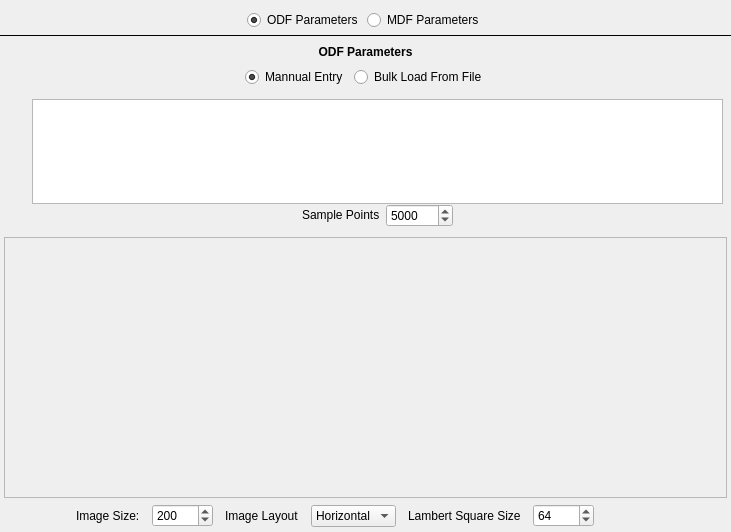
Before: the Qt Designer form Source/Plugins/SyntheticBuilding/Gui/Widgets/UI_Files/StatsGenAxisODFWidget.ui in BlueQuartzSoftware/DREAM3D, drawn with Qt 5.
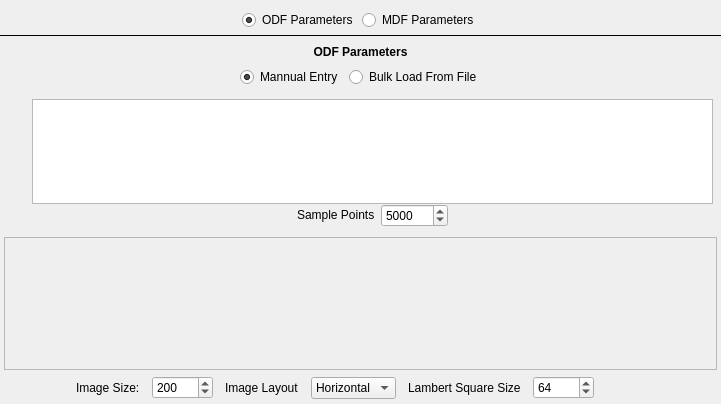
After: the same form once the commit is applied. Icons and pictures are not drawn. Custom widgets are drawn as their Qt base class.

Diff of the .ui file:
```diff
--- a/Source/Plugins/SyntheticBuilding/Gui/Widgets/UI_Files/StatsGenAxisODFWidget.ui
+++ b/Source/Plugins/SyntheticBuilding/Gui/Widgets/UI_Files/StatsGenAxisODFWidget.ui
@@ -6,8 +6,8 @@
    <rect>
     <x>0</x>
     <y>0</y>
-    <width>731</width>
-    <height>532</height>
+    <width>721</width>
+    <height>404</height>
    </rect>
   </property>
   <property name="windowTitle">
@@ -126,8 +126,8 @@
            <rect>
             <x>0</x>
             <y>0</y>
-            <width>721</width>
-            <height>144</height>
+            <width>711</width>
+            <height>104</height>
            </rect>
           </property>
           <property name="sizePolicy">
@@ -871,6 +871,11 @@
   </layout>
  </widget>
  <customwidgets>
+  <customwidget>
+   <class>SVIconPushButton</class>
+   <extends>QPushButton</extends>
+   <header location="global">SVControlWidgets.h</header>
+  </customwidget>
   <customwidget>
    <class>QtSFSDropLineEdit</class>
    <extends>QLineEdit</extends>
```
Left out of the diff: 26 changed lines with no effect on the pictures.
